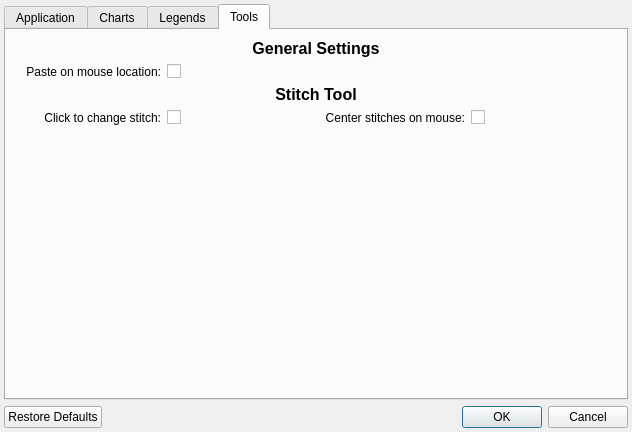
Above: src/settings.ui from iPenguin/CrochetCharts before the change. Below: the same form after it.
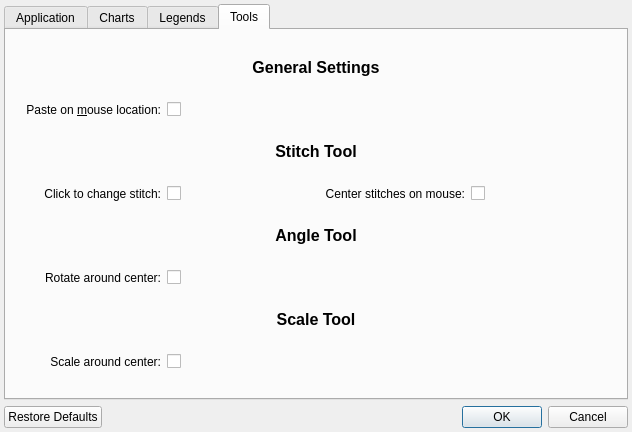
That is the form after the change.

The edit to the form file:
```diff
--- a/src/settings.ui
+++ b/src/settings.ui
@@ -618,7 +618,7 @@
        <item row="2" column="3">
         <widget class="QLabel" name="label_7">
          <property name="text">
-          <string>Co&amp;lumn Count:</string>
+          <string>Colu&amp;mn Count:</string>
          </property>
          <property name="alignment">
           <set>Qt::AlignRight|Qt::AlignTrailing|Qt::AlignVCenter</set>
@@ -888,16 +888,33 @@
        <string>Tools</string>
       </attribute>
       <layout class="QGridLayout" name="gridLayout_5">
-       <item row="1" column="0">
-        <widget class="QLabel" name="label_35">
+       <item row="5" column="1">
+        <widget class="QCheckBox" name="rotateAroundCenter">
+         <property name="sizePolicy">
+          <sizepolicy hsizetype="Minimum" vsizetype="Fixed">
+           <horstretch>0</horstretch>
+           <verstretch>0</verstretch>
+          </sizepolicy>
+         </property>
          <property name="text">
-          <string>Paste on mouse location:</string>
+          <string/>
          </property>
-         <property name="alignment">
-          <set>Qt::AlignRight|Qt::AlignTrailing|Qt::AlignVCenter</set>
+        </widget>
+       </item>
+       <item row="2" column="0" colspan="4">
+        <widget class="QLabel" name="label_31">
+         <property name="sizePolicy">
+          <sizepolicy hsizetype="Preferred" vsizetype="Fixed">
+           <horstretch>0</horstretch>
+           <verstretch>0</verstretch>
+          </sizepolicy>
          </property>
-         <property name="buddy">
-          <cstring>showStitchTitle</cstring>
+         <property name="text">
+          <string>&lt;!DOCTYPE HTML PUBLIC &quot;-//W3C//DTD HTML 4.0//EN&quot; &quot;http://www.w3.org/TR/REC-html40/strict.dtd&quot;&gt;
+&lt;html&gt;&lt;head&gt;&lt;meta name=&quot;qrichtext&quot; content=&quot;1&quot; /&gt;&lt;style type=&quot;text/css&quot;&gt;
+p, li { white-space: pre-wrap; }
+&lt;/style&gt;&lt;/head&gt;&lt;body style=&quot; font-family:'Sans Serif'; font-size:9pt; font-weight:400; font-style:normal;&quot;&gt;
+&lt;p align=&quot;center&quot; style=&quot; margin-top:0px; margin-bottom:0px; margin-left:0px; margin-right:0px; -qt-block-indent:0; text-indent:0px;&quot;&gt;&lt;span style=&quot; font-family:'Ubuntu'; font-size:12pt; font-weight:600;&quot;&gt;Stitch Tool&lt;/span&gt;&lt;/p&gt;&lt;/body&gt;&lt;/html&gt;</string>
          </property>
         </widget>
        </item>
@@ -914,6 +931,30 @@
          </property>
         </widget>
        </item>
+       <item row="3" column="3">
+        <widget class="QCheckBox" name="centerNewStitchOnMouse">
+         <property name="text">
+          <string/>
+         </property>
+        </widget>
+       </item>
+       <item row="4" column="0" colspan="4">
+        <widget class="QLabel" name="label_36">
+         <property name="sizePolicy">
+          <sizepolicy hsizetype="Preferred" vsizetype="Fixed">
+           <horstretch>0</horstretch>
+           <verstretch>0</verstretch>
+          </sizepolicy>
+         </property>
+         <property name="text">
+          <string>&lt;!DOCTYPE HTML PUBLIC &quot;-//W3C//DTD HTML 4.0//EN&quot; &quot;http://www.w3.org/TR/REC-html40/strict.dtd&quot;&gt;
+&lt;html&gt;&lt;head&gt;&lt;meta name=&quot;qrichtext&quot; content=&quot;1&quot; /&gt;&lt;style type=&quot;text/css&quot;&gt;
+p, li { white-space: pre-wrap; }
+&lt;/style&gt;&lt;/head&gt;&lt;body style=&quot; font-family:'Sans Serif'; font-size:9pt; font-weight:400; font-style:normal;&quot;&gt;
+&lt;p align=&quot;center&quot; style=&quot; margin-top:0px; margin-bottom:0px; margin-left:0px; margin-right:0px; -qt-block-indent:0; text-indent:0px;&quot;&gt;&lt;span style=&quot; font-family:'Ubuntu'; font-size:12pt; font-weight:600;&quot;&gt;Angle Tool&lt;/span&gt;&lt;/p&gt;&lt;/body&gt;&lt;/html&gt;</string>
+         </property>
+        </widget>
+       </item>
        <item row="3" column="0">
         <widget class="QLabel" name="label_32">
          <property name="text">
@@ -927,6 +968,42 @@
          </property>
         </widget>
        </item>
+       <item row="1" column="0">
+        <widget class="QLabel" name="label_35">
+         <property name="text">
+          <string>Paste on &amp;mouse location:</string>
+         </property>
+         <property name="alignment">
+          <set>Qt::AlignRight|Qt::AlignTrailing|Qt::AlignVCenter</set>
+         </property>
+         <property name="buddy">
+          <cstring>showStitchTitle</cstring>
+         </property>
+        </widget>
+       </item>
+       <item row="7" column="0">
+        <widget class="QLabel" name="label_39">
+         <property name="text">
+          <string>Scale around center:</string>
+         </property>
+         <property name="alignment">
+          <set>Qt::AlignRight|Qt::AlignTrailing|Qt::AlignVCenter</set>
+         </property>
+        </widget>
+       </item>
+       <item row="5" column="0">
+        <widget class="QLabel" name="label_37">
+         <property name="text">
+          <string>Rotate around center:</string>
+         </property>
+         <property name="alignment">
+          <set>Qt::AlignRight|Qt::AlignTrailing|Qt::AlignVCenter</set>
+         </property>
+         <property name="buddy">
+          <cstring>showStitchTitle</cstring>
+         </property>
+        </widget>
+       </item>
        <item row="3" column="1">
         <widget class="QCheckBox" name="replaceStitchWithPress">
          <property name="sizePolicy">
@@ -940,36 +1017,6 @@
          </property>
         </widget>
        </item>
-       <item row="3" column="2">
-        <widget class="QLabel" name="label_33">
-         <property name="text">
-          <string>Center stitches on mouse:</string>
-         </property>
-         <property name="alignment">
-          <set>Qt::AlignRight|Qt::AlignTrailing|Qt::AlignVCenter</set>
-         </property>
-        </widget>
-       </item>
-       <item row="3" column="3">
-        <widget class="QCheckBox" name="centerNewStitchOnMouse">
-         <property name="text">
-          <string/>
-         </property>
-        </widget>
-       </item>
-       <item row="4" column="0">
-        <spacer name="verticalSpacer_2">
-         <property name="orientation">
-          <enum>Qt::Vertical</enum>
-         </property>
-         <property name="sizeHint" stdset="0">
-          <size>
-           <width>20</width>
-           <height>40</height>
-          </size>
-         </property>
-        </spacer>
-       </item>
        <item row="0" column="0" colspan="4">
         <widget class="QLabel" name="label_34">
          <property name="sizePolicy">
@@ -987,8 +1034,8 @@
          </property>
         </widget>
        </item>
-       <item row="2" column="0" colspan="4">
-        <widget class="QLabel" name="label_31">
+       <item row="6" column="0" colspan="4">
+        <widget class="QLabel" name="label_38">
          <property name="sizePolicy">
           <sizepolicy hsizetype="Preferred" vsizetype="Fixed">
            <horstretch>0</horstretch>
@@ -1000,7 +1047,27 @@
 &lt;html&gt;&lt;head&gt;&lt;meta name=&quot;qrichtext&quot; content=&quot;1&quot; /&gt;&lt;style type=&quot;text/css&quot;&gt;
 p, li { white-space: pre-wrap; }
 &lt;/style&gt;&lt;/head&gt;&lt;body style=&quot; font-family:'Sans Serif'; font-size:9pt; font-weight:400; font-style:normal;&quot;&gt;
-&lt;p align=&quot;center&quot; style=&quot; margin-top:0px; margin-bottom:0px; margin-left:0px; margin-right:0px; -qt-block-indent:0; text-indent:0px;&quot;&gt;&lt;span style=&quot; font-family:'Ubuntu'; font-size:12pt; font-weight:600;&quot;&gt;Stitch Tool&lt;/span&gt;&lt;/p&gt;&lt;/body&gt;&lt;/html&gt;</string>
+&lt;p align=&quot;center&quot; style=&quot; margin-top:0px; margin-bottom:0px; margin-left:0px; margin-right:0px; -qt-block-indent:0; text-indent:0px;&quot;&gt;&lt;span style=&quot; font-family:'Ubuntu'; font-size:12pt; font-weight:600;&quot;&gt;Scale Tool&lt;/span&gt;&lt;/p&gt;&lt;/body&gt;&lt;/html&gt;</string>
+         </property>
+         <property name="alignment">
+          <set>Qt::AlignCenter</set>
+         </property>
+        </widget>
+       </item>
+       <item row="3" column="2">
+        <widget class="QLabel" name="label_33">
+         <property name="text">
+          <string>Center stitches on mouse:</string>
+         </property>
+         <property name="alignment">
+          <set>Qt::AlignRight|Qt::AlignTrailing|Qt::AlignVCenter</set>
+         </property>
+        </widget>
+       </item>
+       <item row="7" column="1">
+        <widget class="QCheckBox" name="scaleAroundCenter">
+         <property name="text">
+          <string/>
          </property>
         </widget>
        </item>
```
